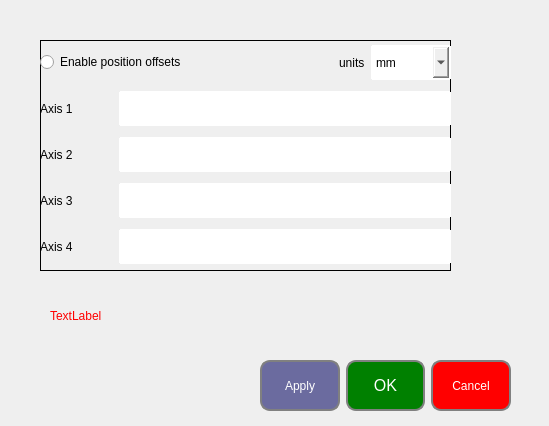
Above: ECA_SOLEIL_ZMI4104C/presetpositionform.ui from guepy/ECA_ZMI4104C_main before the change. Below: the same form after it.
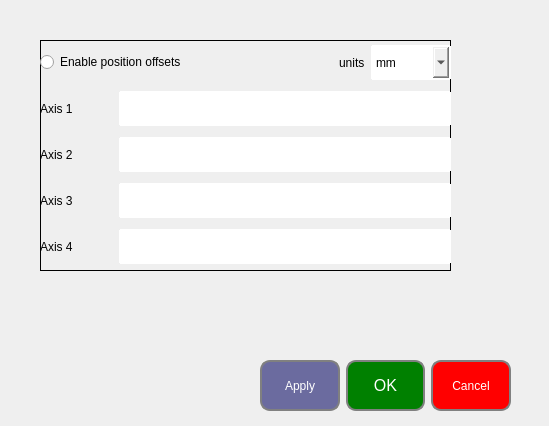
That is the form after the change.

Diff of the .ui file:
```diff
--- a/ECA_SOLEIL_ZMI4104C/presetpositionform.ui
+++ b/ECA_SOLEIL_ZMI4104C/presetpositionform.ui
@@ -129,24 +129,6 @@
     </item>
    </layout>
   </widget>
-  <widget class="QLabel" name="label">
-   <property name="geometry">
-    <rect>
-     <x>50</x>
-     <y>300</y>
-     <width>351</width>
-     <height>31</height>
-    </rect>
-   </property>
-   <property name="styleSheet">
-    <string notr="true">
-font: 75 12pt &quot;MS Shell Dlg 2&quot;;
-color: red;</string>
-   </property>
-   <property name="text">
-    <string>TextLabel</string>
-   </property>
-  </widget>
   <widget class="QWidget" name="vWidget_2" native="true">
    <property name="geometry">
     <rect>
```
